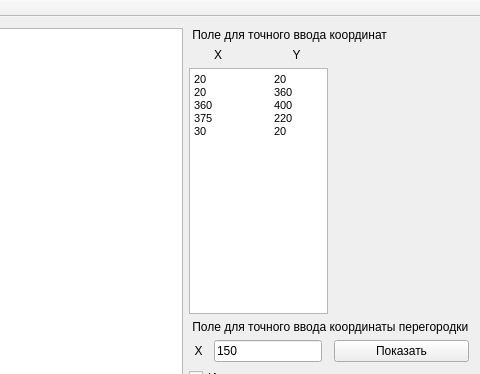
Qt form CG5_6/CG5_6/mainwindow.ui (MikeGus/CG) before a commit; both pictures show x 363 to 843 and y 0 to 374 of the 843 by 517 pixel window.
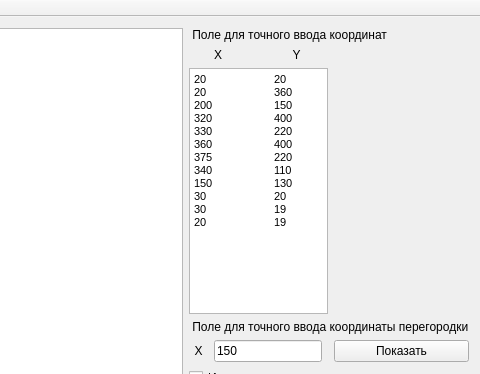
The same form after that commit.

Patch:
```diff
--- a/CG5_6/CG5_6/mainwindow.ui
+++ b/CG5_6/CG5_6/mainwindow.ui
@@ -29,9 +29,16 @@
 &lt;/style&gt;&lt;/head&gt;&lt;body style=&quot; font-family:'MS Shell Dlg 2'; font-size:8.25pt; font-weight:400; font-style:normal;&quot;&gt;
 &lt;p style=&quot; margin-top:0px; margin-bottom:0px; margin-left:0px; margin-right:0px; -qt-block-indent:0; text-indent:0px;&quot;&gt;20	20&lt;/p&gt;
 &lt;p style=&quot; margin-top:0px; margin-bottom:0px; margin-left:0px; margin-right:0px; -qt-block-indent:0; text-indent:0px;&quot;&gt;20	360&lt;/p&gt;
+&lt;p style=&quot; margin-top:0px; margin-bottom:0px; margin-left:0px; margin-right:0px; -qt-block-indent:0; text-indent:0px;&quot;&gt;200	150&lt;/p&gt;
+&lt;p style=&quot; margin-top:0px; margin-bottom:0px; margin-left:0px; margin-right:0px; -qt-block-indent:0; text-indent:0px;&quot;&gt;320	400&lt;/p&gt;
+&lt;p style=&quot; margin-top:0px; margin-bottom:0px; margin-left:0px; margin-right:0px; -qt-block-indent:0; text-indent:0px;&quot;&gt;330	220	&lt;/p&gt;
 &lt;p style=&quot; margin-top:0px; margin-bottom:0px; margin-left:0px; margin-right:0px; -qt-block-indent:0; text-indent:0px;&quot;&gt;360	400&lt;/p&gt;
 &lt;p style=&quot; margin-top:0px; margin-bottom:0px; margin-left:0px; margin-right:0px; -qt-block-indent:0; text-indent:0px;&quot;&gt;375	220&lt;/p&gt;
-&lt;p style=&quot; margin-top:0px; margin-bottom:0px; margin-left:0px; margin-right:0px; -qt-block-indent:0; text-indent:0px;&quot;&gt;30	20&lt;/p&gt;&lt;/body&gt;&lt;/html&gt;</string>
+&lt;p style=&quot; margin-top:0px; margin-bottom:0px; margin-left:0px; margin-right:0px; -qt-block-indent:0; text-indent:0px;&quot;&gt;340	110&lt;/p&gt;
+&lt;p style=&quot; margin-top:0px; margin-bottom:0px; margin-left:0px; margin-right:0px; -qt-block-indent:0; text-indent:0px;&quot;&gt;150	130&lt;/p&gt;
+&lt;p style=&quot; margin-top:0px; margin-bottom:0px; margin-left:0px; margin-right:0px; -qt-block-indent:0; text-indent:0px;&quot;&gt;30	20&lt;/p&gt;
+&lt;p style=&quot; margin-top:0px; margin-bottom:0px; margin-left:0px; margin-right:0px; -qt-block-indent:0; text-indent:0px;&quot;&gt;30	19&lt;/p&gt;
+&lt;p style=&quot; margin-top:0px; margin-bottom:0px; margin-left:0px; margin-right:0px; -qt-block-indent:0; text-indent:0px;&quot;&gt;20	19&lt;/p&gt;&lt;/body&gt;&lt;/html&gt;</string>
         </property>
        </widget>
       </item>
```
